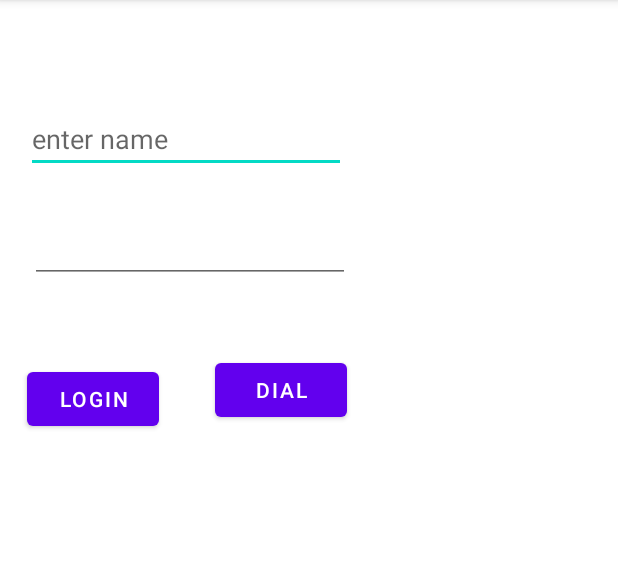
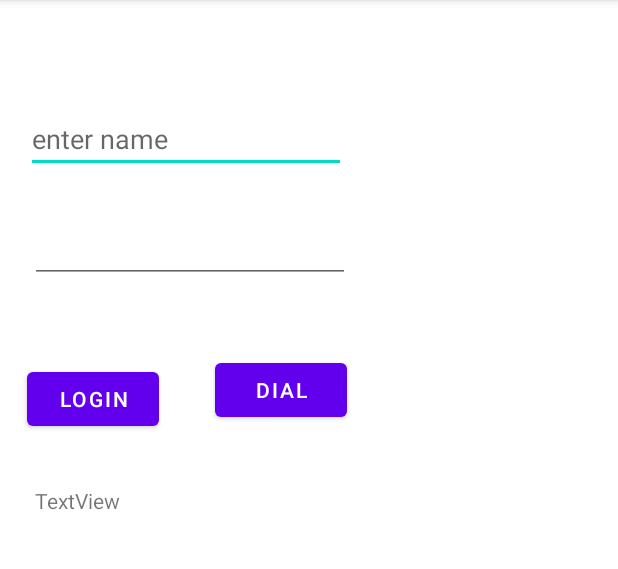
Before and after one commit to abdultanveer/b3First, an Android app: the screen it shows after launch (MainActivity), on a phone screen of 412 x 824 dp, the part 84-653 px from its top. Run offline under Robolectric (Android 15) with nearby library versions, the phone set to English and light mode, and no system bars.

```diff
--- a/app/src/main/res/layout/activity_main.xml
+++ b/app/src/main/res/layout/activity_main.xml
@@ -50,4 +50,14 @@
         android:text="dial"
         app:layout_constraintBottom_toBottomOf="@+id/btnHome"
         app:layout_constraintStart_toEndOf="@+id/btnHome" />
+
+    <TextView
+        android:id="@+id/tvContact"
+        android:layout_width="wrap_content"
+        android:layout_height="wrap_content"
+        android:layout_marginStart="23dp"
+        android:layout_marginTop="34dp"
+        android:text="TextView"
+        app:layout_constraintStart_toStartOf="parent"
+        app:layout_constraintTop_toBottomOf="@+id/btnHome" />
 </androidx.constraintlayout.widget.ConstraintLayout>
```
Also changed, not shown: app/src/main/java/com/example/b3first/HomeActivity.java (+15 -0 lines), app/src/main/java/com/example/b3first/MainActivity.kt (+13 -3 lines).
